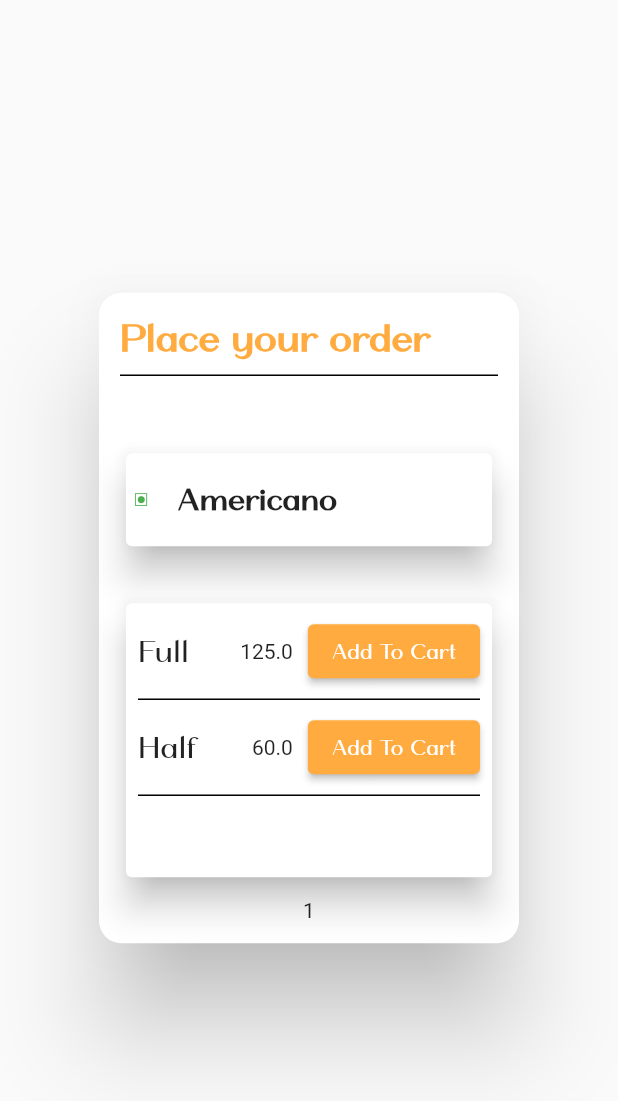
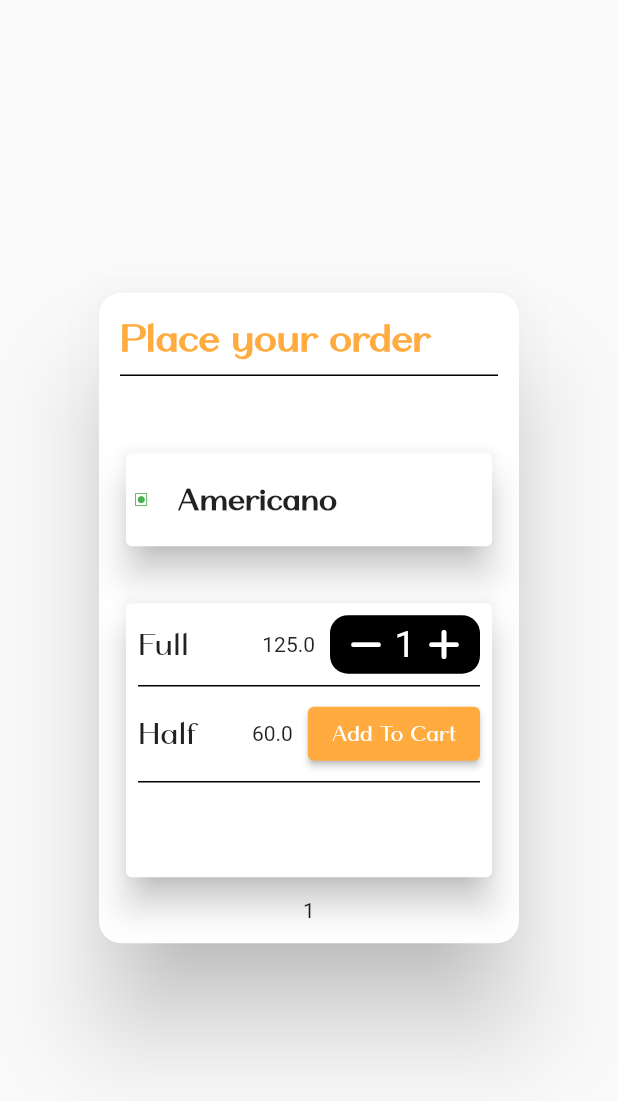
Before and after one commit to Fahadbinfayaz96/MyBigPlate2, a Flutter app: the DailogWidget widget shown alone on an empty page, opened directly with empty values, after a tap on "Add To Cart", on a phone screen of 412 x 824 dp. Shown: the top 1101 px of the screen. Run offline on Flutter 3.47's test engine with Material 2 defaults, Android fonts, the light colour scheme and no system bars; our stand-ins replace floating_bottom_navigation_bar, flutter_image_slideshow, flutter_screenutil, flutter_slidable, font_awesome_flutter.

Commit message:
Fixed some issues

```diff
--- a/lib/Widgets/DailogWidget.dart
+++ b/lib/Widgets/DailogWidget.dart
@@ -1,4 +1,6 @@
 // ignore_for_file: prefer_const_constructors, unnecessary_string_interpolations, sort_child_properties_last, iterable_contains_unrelated_type, unrelated_type_equality_checks
+
+import 'dart:developer';
 
 import 'package:flutter/material.dart';
 import 'package:font_awesome_flutter/font_awesome_flutter.dart';
@@ -103,14 +105,16 @@ class DailogWidget extends StatelessWidget {
                             SizedBox(
                               width: 10,
                             ),
-                            // cart.items.any(
-                            //       (element) =>
-                            //           element.id == lst[index].id &&
-                            //           element.isHalfItem == false,
-                            //     )?
-
-                            ElevatedButton(
+                            ((cart.items.isNotEmpty &&
+                                        cart.items.any((e) =>
+                                            !(e.id == lst[index].id &&
+                                                e.isHalfItem == false))) ||
+                                    cart.items.isEmpty)
+                                ? ElevatedButton(
                                     onPressed: () {
+                                      for (var e in cart.items) {
+                                        log('${e.id}: ${e.isHalfItem} ');
+                                      }
                                       cart.addItems(CartItems(
                                         isHalfItem: false,
                                         id: lst[index].id,
@@ -129,60 +133,56 @@ class DailogWidget extends StatelessWidget {
                                     style: ElevatedButton.styleFrom(
                                         backgroundColor: Colors.orangeAccent),
                                   )
-                            // : Container(
-                            //     padding: EdgeInsets.all(5),
-                            //     width: 100,
-                            //     decoration: BoxDecoration(
-                            //         color: Colors.black,
-                            //         borderRadius: BorderRadius.circular(12)),
-                            //     child: Row(
-                            //       mainAxisAlignment:
-                            //           MainAxisAlignment.spaceEvenly,
-                            //       children: [
-                            //         InkWell(
-                            //           onTap: () {
-                            //             if (cart.items
-                            //                     .firstWhere((element) =>
-                            //                         element.id ==
-                            //                         lst[index].id)
-                            //                     .quantity >
-                            //                 1) {
-                            //               cart.decreaseQuantity(cart.items
-                            //                   .firstWhere((element) =>
-                            //                       element.id ==
-                            //                       lst[index].id));
-                            //             }else{
-                            //                Text("Nothing is there");
-                            //             }
-
-                            //           },
-                            //           child: Icon(
-                            //             FontAwesomeIcons.minus,
-                            //             color: Colors.white,
-                            //           ),
-                            //         ),
-                            //         Text(
-                            //          // "${cart.items.firstWhere((element) => element.id == lst[index].id).quantity.toInt().toString()}",
-
-                            //           "0",
-                            //           style: TextStyle(
-                            //               color: Colors.white, fontSize: 25),
-                            //         ),
-                            //         InkWell(
-                            //           onTap: () =>
-
-                            //           cart.increaseQuantity(
-                            //               cart.items.firstWhere((element) =>
-                            //                   element.id == lst[index].id)
-                            //                   ),
-                            //           child: Icon(
-                            //             FontAwesomeIcons.plus,
-                            //             color: Colors.white,
-                            //           ),
-                            //         ),
-                            //       ],
-                            //     ),
-                            //   )
+                                : Container(
+                                    padding: EdgeInsets.all(5),
+                                    width: 100,
+                                    decoration: BoxDecoration(
+                                        color: Colors.black,
+                                        borderRadius:
+                                            BorderRadius.circular(12)),
+                                    child: Row(
+                                      mainAxisAlignment:
+                                          MainAxisAlignment.spaceEvenly,
+                                      children: [
+                                        InkWell(
+                                          onTap: () {
+                                            if (cart.items
+                                                    .firstWhere((element) =>
+                                                        element.id ==
+                                                        lst[index].id)
+                                                    .quantity >
+                                                1) {
+                                              cart.decreaseQuantity(cart.items
+                                                  .firstWhere((element) =>
+                                                      element.id ==
+                                                      lst[index].id));
+                                            } else {
+                                              Text("Nothing is there");
+                                            }
+                                          },
+                                          child: Icon(
+                                            FontAwesomeIcons.minus,
+                                            color: Colors.white,
+                                          ),
+                                        ),
+                                        Text(
+                                          "${cart.items.firstWhere((element) => element.id == lst[index].id).quantity.toInt().toString()}",
+                                          style: TextStyle(
+                                              color: Colors.white,
+                                              fontSize: 25),
+                                        ),
+                                        InkWell(
+                                          onTap: () => cart.increaseQuantity(
+                                              cart.items.firstWhere((element) =>
+                                                  element.id == lst[index].id)),
+                                          child: Icon(
+                                            FontAwesomeIcons.plus,
+                                            color: Colors.white,
+                                          ),
+                                        ),
+                                      ],
+                                    ),
+                                  )
                           ],
                         ),
                         Divider(
@@ -200,15 +200,17 @@ class DailogWidget extends StatelessWidget {
                             SizedBox(
                               width: 10,
                             ),
-
-                            // cart.items.any(
-                            //   (element) =>
-                            //       element.halfPrice == lst[index].halfPrice &&
-                            //       element.isHalfItem == true
-                            // )?
-
-                            ElevatedButton(
+                            (cart.items.isNotEmpty &&
+                                        cart.items.any(
+                                          (e) => e.id == lst[index].id &&
+                                                  e.isHalfItem == true
+                                              ? false
+                                              : true,
+                                        )) ||
+                                    cart.items.isEmpty
+                                ? ElevatedButton(
                                     onPressed: () {
+                                      log('From half Item button: ${(cart.items.isNotEmpty && cart.items.any((e) => (e.id == lst[index].id && e.isHalfItem == true)))}');
                                       cart.addItems(CartItems(
                                         isHalfItem: true,
                                         id: lst[index].id,
@@ -227,53 +229,54 @@ class DailogWidget extends StatelessWidget {
                                     style: ElevatedButton.styleFrom(
                                         backgroundColor: Colors.orangeAccent),
                                   )
-                            // : Container(
-                            //     padding: EdgeInsets.all(5),
-                            //     width: 100,
-                            //     decoration: BoxDecoration(
-                            //         color: Colors.black,
-                            //         borderRadius: BorderRadius.circular(12)),
-                            //     child: Row(
-                            //       mainAxisAlignment:
-                            //           MainAxisAlignment.spaceEvenly,
-                            //       children: [
-                            //         InkWell(
-                            //           onTap: () {
-                            //             if (cart.items
-                            //                     .firstWhere((element) =>
-                            //                         element.id ==
-                            //                         lst[index].id)
-                            //                     .quantity >
-                            //                 1) {
-                            //               cart.decreaseQuantity(cart.items
-                            //                   .firstWhere((element) =>
-                            //                       element.id ==
-                            //                       lst[index].id));
-                            //             }
-                            //           },
-                            //           child: Icon(
-                            //             FontAwesomeIcons.minus,
-                            //             color: Colors.white,
-                            //           ),
-                            //         ),
-                            //         Text(
-                            //           // "${cart.items.firstWhere((element) => element.id == lst[index].id).quantity.toInt().toString()}",
-                            //           "0",
-                            //           style: TextStyle(
-                            //               color: Colors.white, fontSize: 25),
-                            //         ),
-                            //         InkWell(
-                            //           onTap: () => cart.increaseQuantity(
-                            //               cart.items.firstWhere((element) =>
-                            //                   element.id == lst[index].id)),
-                            //           child: Icon(
-                            //             FontAwesomeIcons.plus,
-                            //             color: Colors.white,
-                            //           ),
-                            //         ),
-                            //       ],
-                            //     ),
-                            //   )
+                                : Container(
+                                    padding: EdgeInsets.all(5),
+                                    width: 100,
+                                    decoration: BoxDecoration(
+                                        color: Colors.black,
+                                        borderRadius:
+                                            BorderRadius.circular(12)),
+                                    child: Row(
+                                      mainAxisAlignment:
+                                          MainAxisAlignment.spaceEvenly,
+                                      children: [
+                                        InkWell(
+                                          onTap: () {
+                                            if (cart.items
+                                                    .firstWhere((element) =>
+                                                        element.id ==
+                                                        lst[index].id)
+                                                    .quantity >
+                                                1) {
+                                              cart.decreaseQuantity(cart.items
+                                                  .firstWhere((element) =>
+                                                      element.id ==
+                                                      lst[index].id));
+                                            }
+                                          },
+                                          child: Icon(
+                                            FontAwesomeIcons.minus,
+                                            color: Colors.white,
+                                          ),
+                                        ),
+                                        Text(
+                                          "${cart.items.firstWhere((element) => element.id == lst[index].id).quantity.toInt().toString()}",
+                                          style: TextStyle(
+                                              color: Colors.white,
+                                              fontSize: 25),
+                                        ),
+                                        InkWell(
+                                          onTap: () => cart.increaseQuantity(
+                                              cart.items.firstWhere((element) =>
+                                                  element.id == lst[index].id)),
+                                          child: Icon(
+                                            FontAwesomeIcons.plus,
+                                            color: Colors.white,
+                                          ),
+                                        ),
+                                      ],
+                                    ),
+                                  )
                           ],
                         ),
                         Divider(
--- a/pubspec.yaml
+++ b/pubspec.yaml
@@ -44,6 +44,8 @@ dependencies:
   carousel_slider: ^4.2.1
   smooth_page_indicator: ^1.0.0+2
   flutter_image_slideshow: ^0.1.4
+  flutter_screenutil: ^5.6.0
+
 dev_dependencies:
   flutter_test:
     sdk: flutter
@@ -61,8 +63,8 @@ flutter_native_splash:
   ios: true
 
   #android_12:
-   # image: assets/images/logowob.png
-    #icon_background_color: "#FFFFFF"
+  # image: assets/images/logowob.png
+  #icon_background_color: "#FFFFFF"
 
   #web: false
 
```
Also changed, not shown: lib/Widgets/CartWidget.dart (+3 -4 lines), lib/Widgets/ListWidget.dart (+14 -14 lines), lib/main.dart (+7 -4 lines), pubspec.lock. Lines whose indentation alone changed are shown as unchanged.
